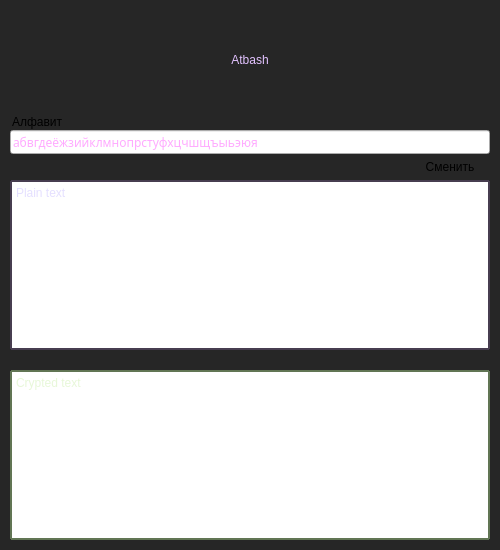
Before: the Qt Designer form mainwindow.ui in ariewhite/crypto-gui, drawn with Qt 5.
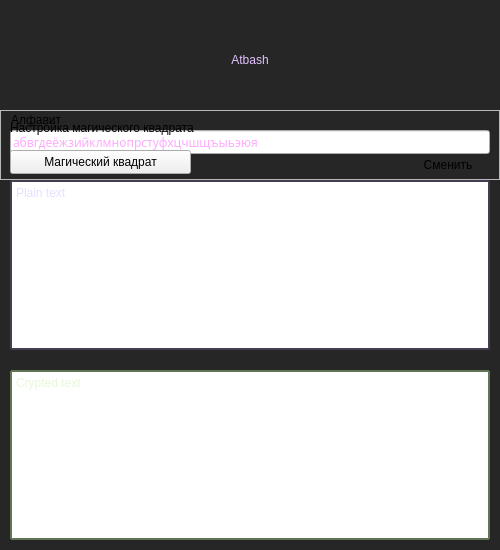
After: the same form once the commit is applied.

Commit message: magic_cube

Patch:
```diff
--- a/mainwindow.ui
+++ b/mainwindow.ui
@@ -94,42 +94,6 @@
      <bool>false</bool>
     </property>
    </widget>
-   <widget class="QLineEdit" name="alphabet_line">
-    <property name="geometry">
-     <rect>
-      <x>10</x>
-      <y>130</y>
-      <width>480</width>
-      <height>24</height>
-     </rect>
-    </property>
-    <property name="font">
-     <font>
-      <family>Cascadia Code SemiLight</family>
-     </font>
-    </property>
-    <property name="styleSheet">
-     <string notr="true">QLineEdit{
-color: rgb(255, 170, 255)
-}</string>
-    </property>
-    <property name="text">
-     <string>абвгдеёжзийклмнопрстуфхцчшщъыьэюя</string>
-    </property>
-   </widget>
-   <widget class="QLabel" name="alphabet_label">
-    <property name="geometry">
-     <rect>
-      <x>12</x>
-      <y>110</y>
-      <width>50</width>
-      <height>24</height>
-     </rect>
-    </property>
-    <property name="text">
-     <string>Алфавит</string>
-    </property>
-   </widget>
    <widget class="QTextEdit" name="plain_text">
     <property name="geometry">
      <rect>
@@ -205,21 +169,115 @@
      <string>Crypted text</string>
     </property>
    </widget>
-   <widget class="QPushButton" name="switch_lg_btn">
+   <widget class="QFrame" name="atbash_frame">
     <property name="geometry">
      <rect>
-      <x>410</x>
-      <y>157</y>
-      <width>80</width>
-      <height>20</height>
+      <x>0</x>
+      <y>110</y>
+      <width>500</width>
+      <height>70</height>
      </rect>
     </property>
-    <property name="text">
-     <string>Сменить</string>
+    <property name="frameShape">
+     <enum>QFrame::StyledPanel</enum>
     </property>
-    <property name="flat">
-     <bool>true</bool>
+    <property name="frameShadow">
+     <enum>QFrame::Raised</enum>
     </property>
+    <widget class="QPushButton" name="switch_lg_btn">
+     <property name="geometry">
+      <rect>
+       <x>408</x>
+       <y>45</y>
+       <width>80</width>
+       <height>20</height>
+      </rect>
+     </property>
+     <property name="text">
+      <string>Сменить</string>
+     </property>
+     <property name="flat">
+      <bool>true</bool>
+     </property>
+    </widget>
+    <widget class="QLabel" name="alphabet_label">
+     <property name="geometry">
+      <rect>
+       <x>11</x>
+       <y>-2</y>
+       <width>50</width>
+       <height>24</height>
+      </rect>
+     </property>
+     <property name="text">
+      <string>Алфавит</string>
+     </property>
+    </widget>
+    <widget class="QLineEdit" name="alphabet_line">
+     <property name="geometry">
+      <rect>
+       <x>10</x>
+       <y>20</y>
+       <width>480</width>
+       <height>24</height>
+      </rect>
+     </property>
+     <property name="font">
+      <font>
+       <family>Cascadia Code SemiLight</family>
+      </font>
+     </property>
+     <property name="styleSheet">
+      <string notr="true">QLineEdit{
+color: rgb(255, 170, 255)
+}</string>
+     </property>
+     <property name="text">
+      <string>абвгдеёжзийклмнопрстуфхцчшщъыьэюя</string>
+     </property>
+    </widget>
+   </widget>
+   <widget class="QFrame" name="magic_frame">
+    <property name="geometry">
+     <rect>
+      <x>0</x>
+      <y>110</y>
+      <width>500</width>
+      <height>70</height>
+     </rect>
+    </property>
+    <property name="frameShape">
+     <enum>QFrame::StyledPanel</enum>
+    </property>
+    <property name="frameShadow">
+     <enum>QFrame::Raised</enum>
+    </property>
+    <widget class="QPushButton" name="magic_btn">
+     <property name="geometry">
+      <rect>
+       <x>10</x>
+       <y>40</y>
+       <width>181</width>
+       <height>24</height>
+      </rect>
+     </property>
+     <property name="text">
+      <string>Магический квадрат</string>
+     </property>
+    </widget>
+    <widget class="QLabel" name="magic_label">
+     <property name="geometry">
+      <rect>
+       <x>10</x>
+       <y>10</y>
+       <width>191</width>
+       <height>16</height>
+      </rect>
+     </property>
+     <property name="text">
+      <string>Настройка магического квадрата</string>
+     </property>
+    </widget>
    </widget>
   </widget>
  </widget>
```
The commit also changes 2 other files.
